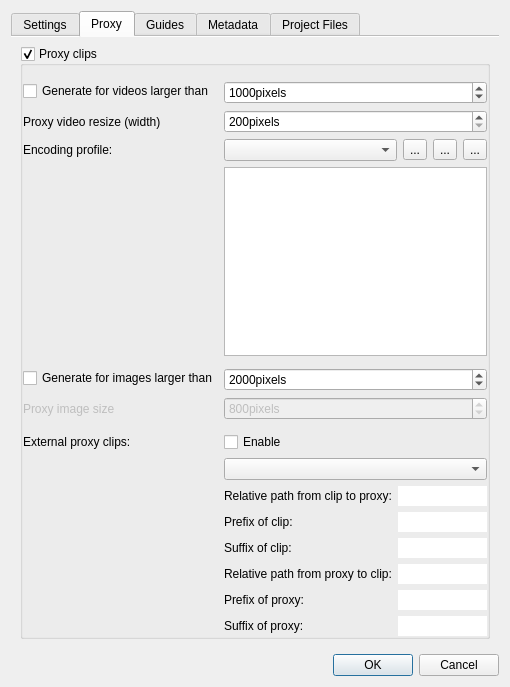
Before: the Qt Designer form src/ui/projectsettings_ui.ui in KDE/kdenlive, drawn with Qt 5.
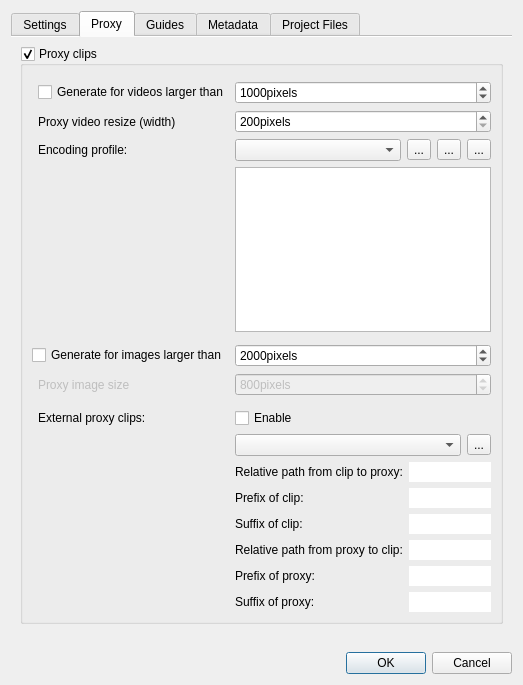
After: the same form once the commit is applied. The open tabs and pages were chosen to show the change. Icons and pictures are not drawn. Custom widgets are drawn as their Qt base class.

Commit message: Allow customizing camcorder proxy profiles BUG: 481836

```diff
--- a/src/ui/projectsettings_ui.ui
+++ b/src/ui/projectsettings_ui.ui
@@ -10,8 +10,8 @@
    <rect>
     <x>0</x>
     <y>0</y>
-    <width>510</width>
-    <height>687</height>
+    <width>523</width>
+    <height>685</height>
    </rect>
   </property>
   <property name="windowTitle">
@@ -215,37 +215,57 @@
          <property name="checkable">
           <bool>true</bool>
          </property>
-         <layout class="QFormLayout" name="formLayout_2">
-          <property name="leftMargin">
-           <number>0</number>
-          </property>
-          <property name="rightMargin">
-           <number>0</number>
-          </property>
-          <property name="bottomMargin">
-           <number>0</number>
-          </property>
-          <item row="1" column="0">
+         <layout class="QGridLayout" name="gridLayout">
+          <item row="1" column="1">
            <widget class="QCheckBox" name="generate_proxy">
             <property name="text">
              <string>Generate for videos larger than</string>
             </property>
            </widget>
           </item>
-          <item row="1" column="1">
-           <widget class="QSpinBox" name="proxy_minsize">
+          <item row="7" column="2">
+           <widget class="QSpinBox" name="proxy_imagesize">
+            <property name="enabled">
+             <bool>false</bool>
+            </property>
             <property name="suffix">
              <string>pixels</string>
             </property>
+            <property name="minimum">
+             <number>200</number>
+            </property>
             <property name="maximum">
-             <number>10000</number>
+             <number>100000</number>
             </property>
             <property name="value">
-             <number>1000</number>
+             <number>800</number>
             </property>
            </widget>
           </item>
-          <item row="3" column="0">
+          <item row="6" column="0" colspan="2">
+           <widget class="QCheckBox" name="generate_imageproxy">
+            <property name="text">
+             <string>Generate for images larger than</string>
+            </property>
+           </widget>
+          </item>
+          <item row="6" column="2">
+           <widget class="QSpinBox" name="proxy_imageminsize">
+            <property name="suffix">
+             <string>pixels</string>
+            </property>
+            <property name="minimum">
+             <number>500</number>
+            </property>
+            <property name="maximum">
+             <number>100000</number>
+            </property>
+            <property name="value">
+             <number>2000</number>
+            </property>
+           </widget>
+          </item>
+          <item row="3" column="1">
            <widget class="QLabel" name="label_24">
             <property name="sizePolicy">
              <sizepolicy hsizetype="Maximum" vsizetype="Preferred">
@@ -258,45 +278,7 @@
             </property>
            </widget>
           </item>
-          <item row="3" column="1">
-           <layout class="QHBoxLayout" name="horizontalLayout_2">
-            <item>
-             <widget class="KComboBox" name="proxy_profile">
-              <property name="sizePolicy">
-               <sizepolicy hsizetype="MinimumExpanding" vsizetype="Fixed">
-                <horstretch>0</horstretch>
-                <verstretch>0</verstretch>
-               </sizepolicy>
-              </property>
-             </widget>
-            </item>
-            <item>
-             <widget class="QToolButton" name="checkProxy">
-              <property name="text">
-               <string>...</string>
-              </property>
-             </widget>
-            </item>
-            <item>
-             <widget class="QToolButton" name="proxy_showprofileinfo">
-              <property name="text">
-               <string>...</string>
-              </property>
-              <property name="checkable">
-               <bool>true</bool>
-              </property>
-             </widget>
-            </item>
-            <item>
-             <widget class="QToolButton" name="proxy_manageprofile">
-              <property name="text">
-               <string>...</string>
-              </property>
-             </widget>
-            </item>
-           </layout>
-          </item>
-          <item row="4" column="1">
+          <item row="4" column="2">
            <widget class="QPlainTextEdit" name="proxyparams">
             <property name="sizePolicy">
              <sizepolicy hsizetype="Expanding" vsizetype="Maximum">
@@ -309,59 +291,7 @@
             </property>
            </widget>
           </item>
-          <item row="7" column="0">
-           <widget class="QCheckBox" name="generate_imageproxy">
-            <property name="text">
-             <string>Generate for images larger than</string>
-            </property>
-           </widget>
-          </item>
-          <item row="7" column="1">
-           <widget class="QSpinBox" name="proxy_imageminsize">
-            <property name="suffix">
-             <string>pixels</string>
-            </property>
-            <property name="minimum">
-             <number>500</number>
-            </property>
-            <property name="maximum">
-             <number>100000</number>
-            </property>
-            <property name="value">
-             <number>2000</number>
-            </property>
-           </widget>
-          </item>
-          <item row="8" column="0">
-           <widget class="QLabel" name="image_label">
-            <property name="enabled">
-             <bool>false</bool>
-            </property>
-            <property name="text">
-             <string>Proxy image size</string>
-            </property>
-           </widget>
-          </item>
-          <item row="8" column="1">
-           <widget class="QSpinBox" name="proxy_imagesize">
-            <property name="enabled">
-             <bool>false</bool>
-            </property>
-            <property name="suffix">
-             <string>pixels</string>
-            </property>
-            <property name="minimum">
-             <number>200</number>
-            </property>
-            <property name="maximum">
-             <number>100000</number>
-            </property>
-            <property name="value">
-             <number>800</number>
-            </property>
-           </widget>
-          </item>
-          <item row="14" column="1">
+          <item row="11" column="2">
            <layout class="QFormLayout" name="formLayout_3">
             <property name="rowWrapPolicy">
              <enum>QFormLayout::DontWrapRows</enum>
@@ -473,55 +403,143 @@
             </item>
            </layout>
           </item>
-          <item row="12" column="1">
-           <widget class="QComboBox" name="external_proxy_profile"/>
-          </item>
-          <item row="11" column="1">
-           <widget class="QCheckBox" name="external_proxy">
-            <property name="text">
-             <string>Enable</string>
-            </property>
-           </widget>
-          </item>
-          <item row="11" column="0">
+          <item row="9" column="1">
            <widget class="QLabel" name="label">
             <property name="text">
              <string>External proxy clips:</string>
             </property>
            </widget>
           </item>
-          <item row="6" column="0" colspan="2">
-           <widget class="KSeparator" name="kseparator_2"/>
-          </item>
-          <item row="10" column="0" colspan="2">
-           <widget class="KSeparator" name="kseparator_4"/>
+          <item row="10" column="2">
+           <layout class="QHBoxLayout" name="horizontalLayout_4">
+            <item>
+             <widget class="QComboBox" name="external_proxy_profile"/>
+            </item>
+            <item>
+             <widget class="QToolButton" name="manage_external">
+              <property name="text">
+               <string>...</string>
+              </property>
+              <property name="icon">
+               <iconset theme="configure"/>
+              </property>
+             </widget>
+            </item>
+           </layout>
           </item>
           <item row="2" column="1">
-           <widget class="QSpinBox" name="proxy_resize">
-            <property name="suffix">
-             <string>pixels</string>
-            </property>
-            <property name="minimum">
-             <number>200</number>
-            </property>
-            <property name="maximum">
-             <number>100000</number>
-            </property>
-           </widget>
-          </item>
-          <item row="2" column="0">
            <widget class="QLabel" name="label_3">
             <property name="text">
              <string>Proxy video resize (width)</string>
             </property>
            </widget>
           </item>
-          <item row="0" column="0" colspan="2">
+          <item row="9" column="2">
+           <widget class="QCheckBox" name="external_proxy">
+            <property name="text">
+             <string>Enable</string>
+            </property>
+           </widget>
+          </item>
+          <item row="1" column="2">
+           <widget class="QSpinBox" name="proxy_minsize">
+            <property name="suffix">
+             <string>pixels</string>
+            </property>
+            <property name="maximum">
+             <number>10000</number>
+            </property>
+            <property name="value">
+             <number>1000</number>
+            </property>
+           </widget>
+          </item>
+          <item row="5" column="0" colspan="3">
+           <widget class="KSeparator" name="kseparator_2"/>
+          </item>
+          <item row="2" column="2">
+           <widget class="QSpinBox" name="proxy_resize">
+            <property name="suffix">
+             <string>pixels</string>
+            </property>
+            <property name="minimum">
+             <number>200</number>
+            </property>
+            <property name="maximum">
+             <number>100000</number>
+            </property>
+           </widget>
+          </item>
+          <item row="7" column="1">
+           <widget class="QLabel" name="image_label">
+            <property name="enabled">
+             <bool>false</bool>
+            </property>
+            <property name="text">
+             <string>Proxy image size</string>
+            </property>
+           </widget>
+          </item>
+          <item row="8" column="0" colspan="3">
+           <widget class="KSeparator" name="kseparator_4"/>
+          </item>
+          <item row="3" column="2">
+           <layout class="QHBoxLayout" name="horizontalLayout_2">
+            <item>
+             <widget class="KComboBox" name="proxy_profile">
+              <property name="sizePolicy">
+               <sizepolicy hsizetype="MinimumExpanding" vsizetype="Fixed">
+                <horstretch>0</horstretch>
+                <verstretch>0</verstretch>
+               </sizepolicy>
+              </property>
+             </widget>
+            </item>
+            <item>
+             <widget class="QToolButton" name="checkProxy">
+              <property name="text">
+               <string>...</string>
+              </property>
+             </widget>
+            </item>
+            <item>
+             <widget class="QToolButton" name="proxy_showprofileinfo">
+              <property name="text">
+               <string>...</string>
+              </property>
+              <property name="checkable">
+               <bool>true</bool>
+              </property>
+             </widget>
+            </item>
+            <item>
+             <widget class="QToolButton" name="proxy_manageprofile">
+              <property name="text">
+               <string>...</string>
+              </property>
+             </widget>
+            </item>
+           </layout>
+          </item>
+          <item row="0" column="1" colspan="2">
            <widget class="KSeparator" name="kseparator_5"/>
           </item>
          </layout>
         </widget>
        </item>
+       <item>
+        <spacer name="verticalSpacer">
+         <property name="orientation">
+          <enum>Qt::Vertical</enum>
+         </property>
+         <property name="sizeHint" stdset="0">
+          <size>
+           <width>20</width>
+           <height>40</height>
+          </size>
+         </property>
+        </spacer>
+       </item>
       </layout>
      </widget>
      <widget class="QWidget" name="tab_5">
```
The commit also changes 9 other files.
